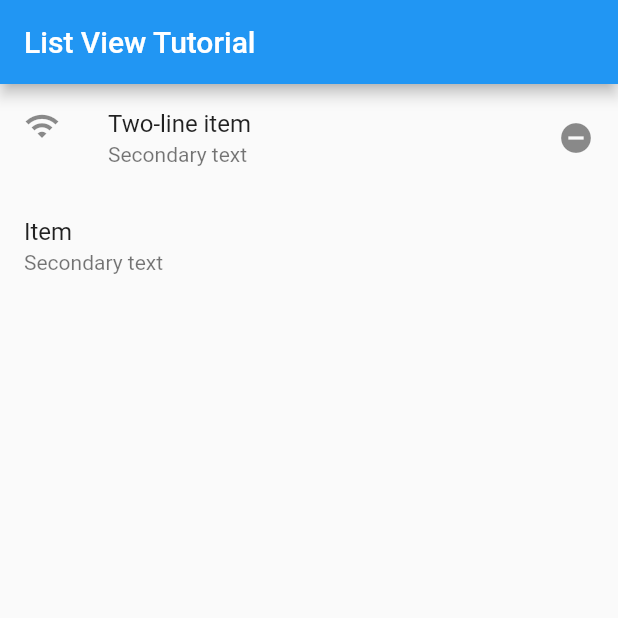
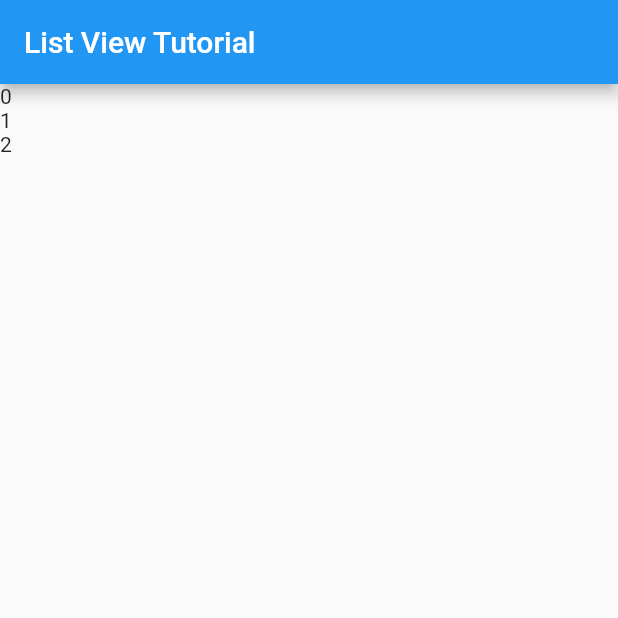
Before and after one commit to RustambekSafarov/listview_tutorial, a Flutter app: the screen it shows after launch, on a phone screen of 412 x 824 dp, the top half of it. Run offline on Flutter 3.47's test engine with Material 2 defaults, Android fonts, the phone set to English and light mode, and no system bars.

```diff
--- a/lib/screen/listview_page.dart
+++ b/lib/screen/listview_page.dart
@@ -2,10 +2,16 @@ import 'package:flutter/material.dart';
 import 'package:listview_tutorial/components/item_widget.dart';
 import 'package:listview_tutorial/components/icon_widget.dart';
 
-class listview_page extends StatelessWidget {
+class listview_page extends StatefulWidget {
   listview_page({
     Key? key,
   }) : super(key: key);
+
+  @override
+  State<listview_page> createState() => _listview_pageState();
+}
+
+class _listview_pageState extends State<listview_page> {
   Map<String, String> countries = {
     'India': '🇮🇳',
     'USA': '🇺🇸',
@@ -39,22 +45,20 @@ class listview_page extends StatelessWidget {
     'Egypt': '🇪🇬',
     'Uzbekistan': '🇺🇿'
   };
-  List<Widget> list = [
-    ListTile(
-      title: Text('Two-line item'),
-      subtitle: Text('Secondary text'),
-      leading: Icon(Icons.wifi),
-      trailing: Icon(Icons.remove_circle),
-    ),
-    ListTile(
-      title: Text('Item'),
-      subtitle: Text('Secondary text'),
-    )
-  ];
+
+  List<Widget> getCountries() {
+    List<Widget> countryList = [];
+    for (int i = 0; i < 3; i += 1) {
+      countryList.add(Text('$i'));
+    }
+
+    return countryList;
+  }
+
   @override
   Widget build(BuildContext context) {
     return ListView(
-      children: list,
+      children: getCountries(),
     );
   }
 }
```
